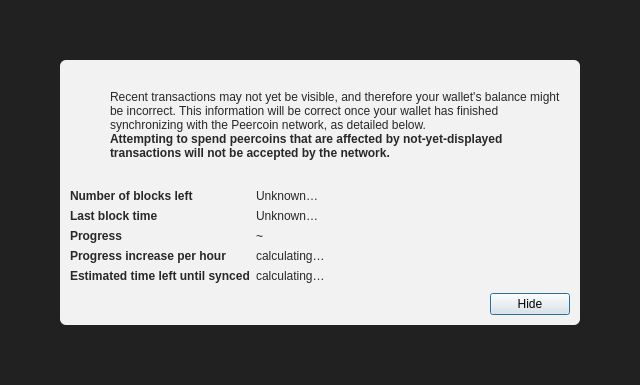
nerdlabs-dev/litedoge-dev, file src/qt/forms/modaloverlay.ui: the form before one commit.
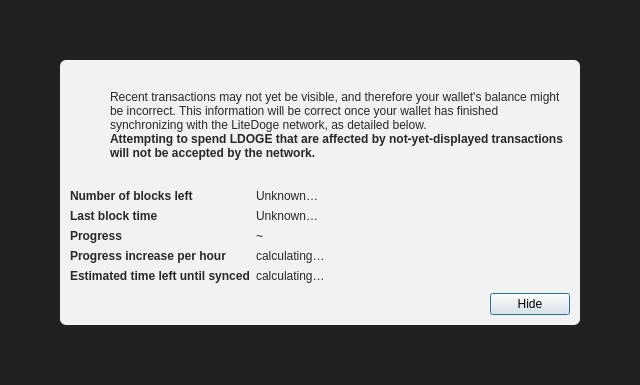
The form after the commit. Icons and pictures are not drawn.

Commit message: Version 3.6.0.2, 2027 copyright, LiteDoge names; drop dead Peercoin chain params

The edit to the form file:
```diff
--- a/src/qt/forms/modaloverlay.ui
+++ b/src/qt/forms/modaloverlay.ui
@@ -130,7 +130,7 @@
              <item>
               <widget class="QLabel" name="infoText">
                <property name="text">
-                <string>Recent transactions may not yet be visible, and therefore your wallet's balance might be incorrect. This information will be correct once your wallet has finished synchronizing with the Peercoin network, as detailed below.</string>
+                <string>Recent transactions may not yet be visible, and therefore your wallet's balance might be incorrect. This information will be correct once your wallet has finished synchronizing with the LiteDoge network, as detailed below.</string>
                </property>
                <property name="textFormat">
                 <enum>Qt::RichText</enum>
@@ -149,7 +149,7 @@
                 </font>
                </property>
                <property name="text">
-                <string>Attempting to spend peercoins that are affected by not-yet-displayed transactions will not be accepted by the network.</string>
+                <string>Attempting to spend LDOGE that are affected by not-yet-displayed transactions will not be accepted by the network.</string>
                </property>
                <property name="textFormat">
                 <enum>Qt::RichText</enum>
```
The commit also changes 40 other files.
